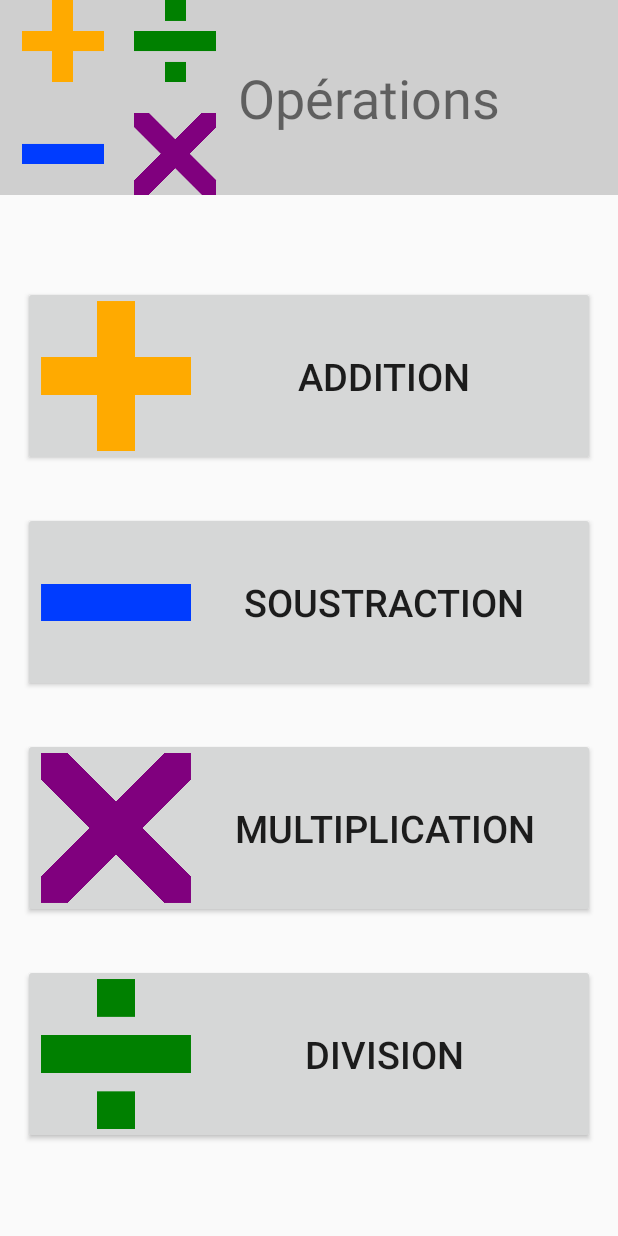
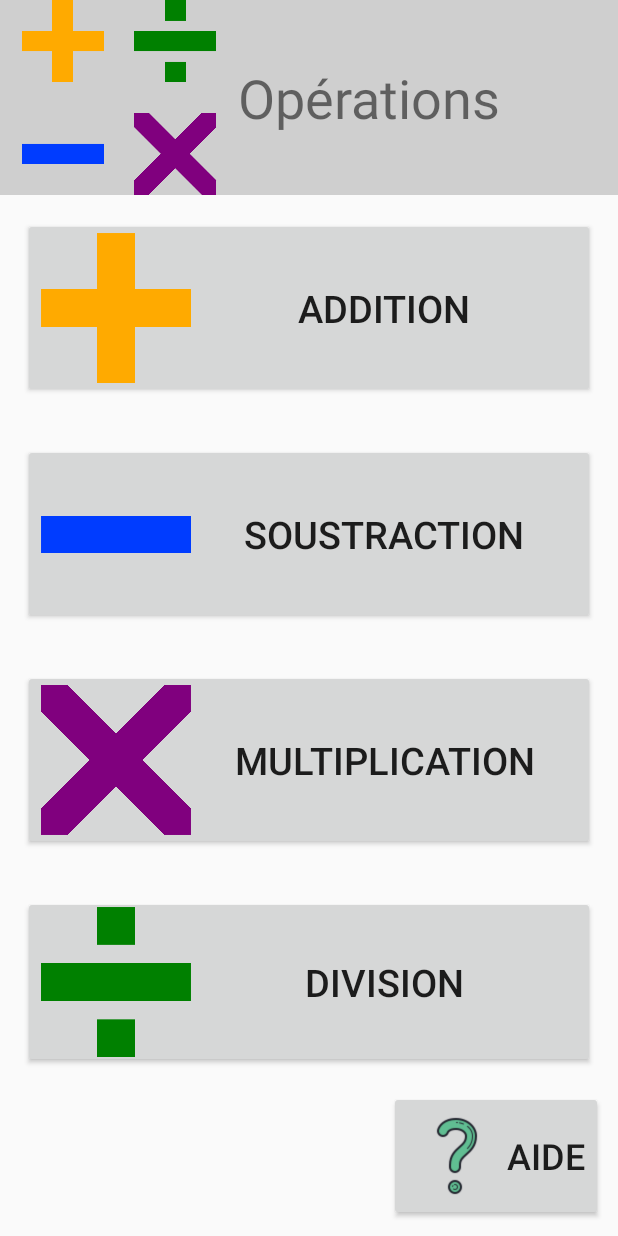
Before and after one commit to creeperdeking/Grosa_CP_Projekt, an Android app: the OperationActivity screen opened directly, with no data from a screen before it, on a phone screen of 412 x 824 dp. Run offline under Robolectric (Android 15) with nearby library versions, the phone set to English and light mode, and no system bars.

Commit message:
Operations fonctionnelles

```diff
--- a/app/src/main/java/com/example/grosa_cp_projekt/ChooseDifficulty.java
+++ b/app/src/main/java/com/example/grosa_cp_projekt/ChooseDifficulty.java
@@ -24,7 +24,7 @@ public class ChooseDifficulty extends AppCompatActivity {
     @Override
     protected void onCreate(Bundle activityBundle) {
         super.onCreate(activityBundle);
-        setContentView(R.layout.operations_questions);
+        setContentView(R.layout.operations_game);
 
         activityClassname = getIntent().getStringExtra(LAUNCH_ACTIVITY_NAME_KEY);
         extraParameters = getIntent().getStringExtra(EXTRA_PARAMETERS_KEY);
--- a/app/src/main/java/com/example/grosa_cp_projekt/CongratulationActivity.java
+++ b/app/src/main/java/com/example/grosa_cp_projekt/CongratulationActivity.java
@@ -20,6 +20,10 @@ public class CongratulationActivity extends AppCompatActivity {
         nbPoints = getIntent().getStringExtra(NB_POINTS_KEY);
         TextView scoreText = findViewById(R.id.score_text);
         scoreText.setText(nbPoints);
+        if (nbPoints.equals("0")) {
+            TextView congratText = findViewById(R.id.congrat_text);
+            congratText.setText(getString(R.string.never_give_up));
+        }
     }
 
     public void onContinueButtonPushed(View view) {
--- /dev/null
+++ b/app/src/main/res/drawable/question_smol.xml
@@ -0,0 +1,8 @@
+<?xml version="1.0" encoding="utf-8"?>
+<layer-list xmlns:android="http://schemas.android.com/apk/res/android">
+<item
+    android:drawable="@drawable/questions"
+    android:width="100px"
+    android:height="100px"
+    />
+</layer-list>
--- a/app/src/main/res/layout/explanation.xml
+++ b/app/src/main/res/layout/explanation.xml
@@ -56,8 +56,9 @@
             android:layout_height="wrap_content"
             android:layout_margin="15dp"
             android:minHeight="80sp"
-            android:textSize="25sp"
-            android:text="@string/continue_" />
+            android:onClick="onContinueButtonPushed"
+            android:text="@string/continue_"
+            android:textSize="25sp" />
     </LinearLayout>
 
 </LinearLayout>
--- a/app/src/main/res/layout/operation_choice.xml
+++ b/app/src/main/res/layout/operation_choice.xml
@@ -29,9 +29,10 @@
 
     <LinearLayout
         android:layout_width="match_parent"
-        android:layout_height="match_parent"
-        android:orientation="vertical"
-        android:gravity="center">
+        android:layout_height="wrap_content"
+        android:layout_weight="1"
+        android:gravity="center"
+        android:orientation="vertical">
 
         <Button
             android:id="@+id/button_add"
@@ -77,4 +78,17 @@
             android:text="@string/division"
             android:textSize="25sp" />
     </LinearLayout>
+
+    <Button
+        android:id="@+id/button5"
+        android:layout_width="wrap_content"
+        android:layout_height="wrap_content"
+        android:layout_gravity="right"
+        android:layout_marginRight="10dp"
+        android:layout_marginBottom="10dp"
+        android:layout_weight="0"
+        android:drawableLeft="@drawable/question_smol"
+        android:onClick="onHelpButtonPushed"
+        android:text="@string/help"
+        android:textSize="24sp" />
 </LinearLayout>
--- /dev/null
+++ b/app/src/main/res/layout/question_game.xml
@@ -0,0 +1,6 @@
+<?xml version="1.0" encoding="utf-8"?>
+<LinearLayout xmlns:android="http://schemas.android.com/apk/res/android"
+    android:orientation="vertical" android:layout_width="match_parent"
+    android:layout_height="match_parent">
+
+</LinearLayout>
--- a/app/src/main/res/values/strings.xml
+++ b/app/src/main/res/values/strings.xml
@@ -48,6 +48,7 @@
     <string name="operations_sub_question">Soustraie le nombre de gauche avec le nombre de droite, et écris le résultat dans la case de droite.</string>
     <string name="operations_mult_question">Multiplie le nombre de gauche avec le nombre de droite, et écris le résultat dans la case de droite.</string>
     <string name="operations_div_question">Divise le nombre de gauche avec le nombre de droite, et écris le résultat dans la case de droite.</string>
-
+    <string name="help">Aide</string>
     <string name="verify">Vérifier les réponses</string>
+    <string name="never_give_up">Courage! Tu feras mieux la prochaine fois!</string>
 </resources>
```
Also changed, not shown: app/src/main/AndroidManifest.xml (+6 -6 lines), app/src/main/java/com/example/grosa_cp_projekt/ExplanationActivity.java (+10 -17 lines), app/src/main/java/com/example/grosa_cp_projekt/OperationActivity.java (+10 -6 lines), app/src/main/java/com/example/grosa_cp_projekt/OperationGameActivity.java (+71 -44 lines), app/src/main/java/com/example/grosa_cp_projekt/QuestionGameActivity.java (added, +13 -0 lines), app/src/main/java/com/example/grosa_cp_projekt/QuestionsActivity.java (+36 -0 lines), app/src/main/res/layout/congratulation.xml (+8 -7 lines), app/src/main/res/layout/operations_game.xml (renamed from app/src/main/res/layout/operations_questions.xml, +16 -2 lines).
